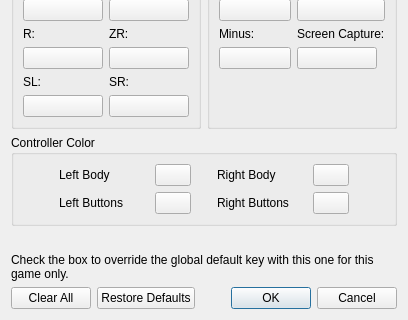
First picture: the form in src/yuzu/configuration/configure_input_player.ui, repository rorrim-rorrim/eden-alt, before the edit; both pictures show x 0 to 408 and y 411 to 731 of the 408 by 731 pixel window.
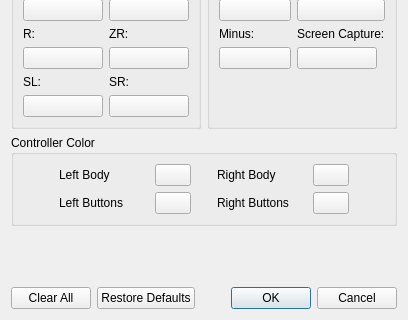
Second picture: the form after the edit.

Commit message: configure_input_player: Set minimum width on controls

```diff
--- a/src/yuzu/configuration/configure_input_player.ui
+++ b/src/yuzu/configuration/configure_input_player.ui
@@ -1017,22 +1017,6 @@
      </property>
     </spacer>
    </item>
-   <item>
-    <widget class="QLabel" name="override_label">
-     <property name="sizePolicy">
-      <sizepolicy hsizetype="Preferred" vsizetype="Preferred">
-       <horstretch>0</horstretch>
-       <verstretch>0</verstretch>
-      </sizepolicy>
-     </property>
-     <property name="text">
-      <string>Check the box to override the global default key with this one for this game only.</string>
-     </property>
-     <property name="wordWrap">
-      <bool>true</bool>
-     </property>
-    </widget>
-   </item>
    <item>
     <layout class="QHBoxLayout" name="horizontalLayout"/>
    </item>
```
Left out of the diff: 24 changed lines with no effect on the pictures. The commit also changes 1 other file.
